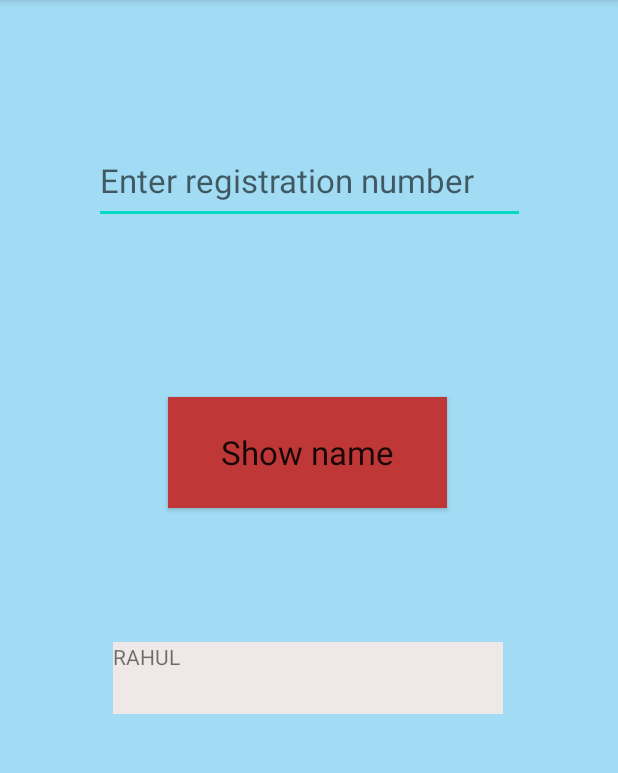
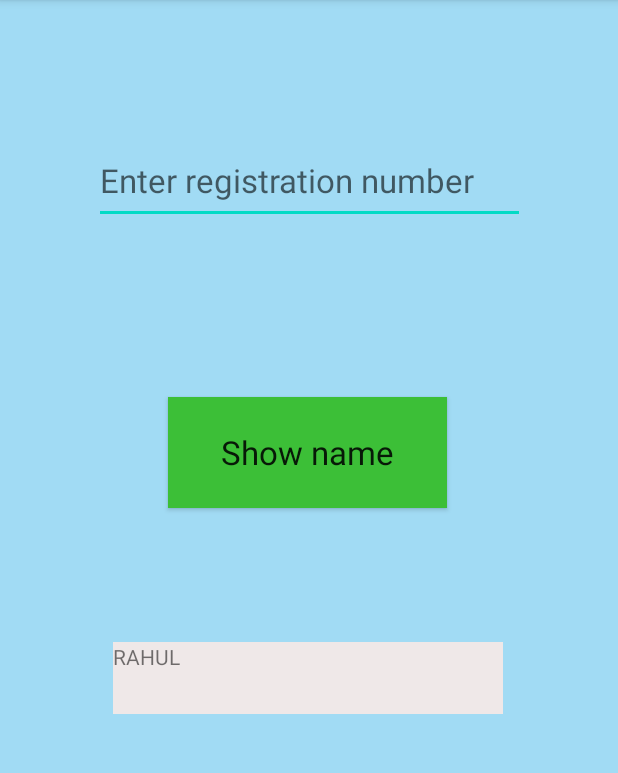
Before and after one commit to Rupesh-1901/RUPESH, an Android app: the screen it shows after launch (MainActivity), after a tap on "Show name", on a phone screen of 412 x 824 dp, the part 84-857 px from its top. Run offline under Robolectric (Android 15) with nearby library versions, the phone set to English and light mode, and no system bars.

Commit message:
Task 0, full code

```diff
--- a/app/src/main/java/com/example/internship/MainActivity.java
+++ b/app/src/main/java/com/example/internship/MainActivity.java
@@ -2,6 +2,7 @@ package com.example.internship;
 
 import androidx.appcompat.app.AppCompatActivity;
 
+import android.graphics.Color;
 import android.os.Bundle;
 import android.view.View;
 import android.widget.Button;
@@ -30,6 +31,7 @@ public class MainActivity extends AppCompatActivity {
        button.setOnClickListener(new View.OnClickListener() {
             @Override
             public void onClick(View v) {
+                button.setBackgroundColor(Color.parseColor("#FF3CBF37"));
                 String idNumber = editText.getText().toString().trim();
                 textView.setText(name);
 
--- a/app/src/main/res/layout/activity_main.xml
+++ b/app/src/main/res/layout/activity_main.xml
@@ -29,7 +29,7 @@
         android:layout_width="186dp"
         android:layout_height="74dp"
         android:layout_marginBottom="426dp"
-        android:background="#BF3737"
+        android:background="#BF3742"
         android:text="@string/show_name"
         android:textAppearance="@style/TextAppearance.AppCompat.Large"
         app:layout_constraintBottom_toBottomOf="parent"
```
